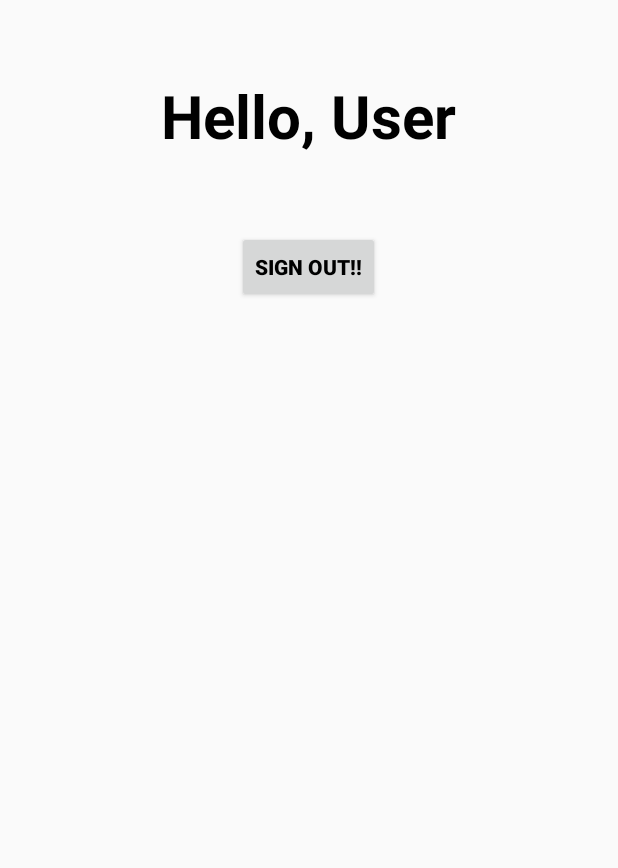
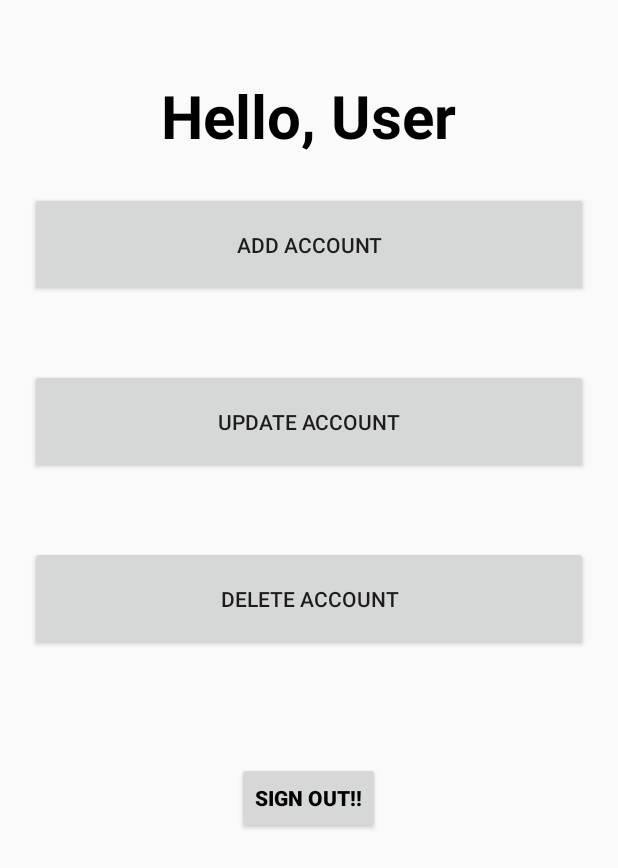
Before and after one commit to aneeshkrishnaaish/Arcline, an Android app: the layout activity_user.xml on its own in the app's theme, with its tools: preview values and no code run, on a phone screen of 412 x 824 dp. Shown: the top 868 px of the screen. Run offline under Robolectric (Android 15) with nearby library versions, the phone set to English and light mode, and no system bars; network calls fail.

```diff
--- a/app/src/main/AndroidManifest.xml
+++ b/app/src/main/AndroidManifest.xml
@@ -8,7 +8,7 @@
         android:label="@string/app_name"
         android:theme="@style/AppTheme" >
         <activity
-            android:name="com.sourcey.materiallogindemo.MainActivity"
+            android:name="com.sourcey.materiallogindemo.MainActivity" android:theme="@style/AppTheme.Dark"
             android:label="@string/app_name" >
             <intent-filter>
                 <action android:name="android.intent.action.MAIN" />
@@ -18,6 +18,8 @@
         </activity>
         <activity android:name="com.sourcey.materiallogindemo.LoginActivity" android:theme="@style/AppTheme.Dark" />
         <activity android:name="com.sourcey.materiallogindemo.SignupActivity" android:theme="@style/AppTheme.Dark" />
+        <activity android:name="com.sourcey.materiallogindemo.UserActivity" android:theme="@style/AppTheme.Dark" />
+
     </application>
 
 </manifest>
--- a/app/src/main/java/com/sourcey/materiallogindemo/UserActivity.java
+++ b/app/src/main/java/com/sourcey/materiallogindemo/UserActivity.java
@@ -1,8 +1,5 @@
 package com.sourcey.materiallogindemo;
 
-/**
- * Created by aneeshkrishna on 26/09/17.
- */
 
 import android.app.ProgressDialog;
 import android.content.Intent;
--- a/app/src/main/res/layout/activity_user.xml
+++ b/app/src/main/res/layout/activity_user.xml
@@ -18,6 +18,31 @@
         android:text="Hello, User"
         android:textStyle="bold"
         />
+    <android.support.v7.widget.AppCompatButton
+        android:id="@+id/btn_signup443"
+        android:layout_width="fill_parent"
+        android:layout_height="wrap_content"
+        android:layout_marginTop="24dp"
+        android:layout_marginBottom="24dp"
+        android:padding="25dp"
+        android:text="Add Account"/>
+    <android.support.v7.widget.AppCompatButton
+        android:id="@+id/btn_signup3"
+        android:layout_width="fill_parent"
+        android:layout_height="wrap_content"
+        android:layout_marginTop="24dp"
+        android:layout_marginBottom="24dp"
+        android:padding="25dp"
+        android:text="Update Account"/>
+    <android.support.v7.widget.AppCompatButton
+        android:id="@+id/btn_signup44"
+        android:layout_width="fill_parent"
+        android:layout_height="wrap_content"
+        android:layout_marginTop="24dp"
+        android:layout_marginBottom="24dp"
+        android:padding="25dp"
+        android:text="Delete Account"/>
+
     <Button
         android:layout_marginTop="50dp"
         android:id="@+id/logout_button"
```
Also changed, not shown: app/src/main/java/com/sourcey/materiallogindemo/LoginActivity.java (+31 -117 lines).
